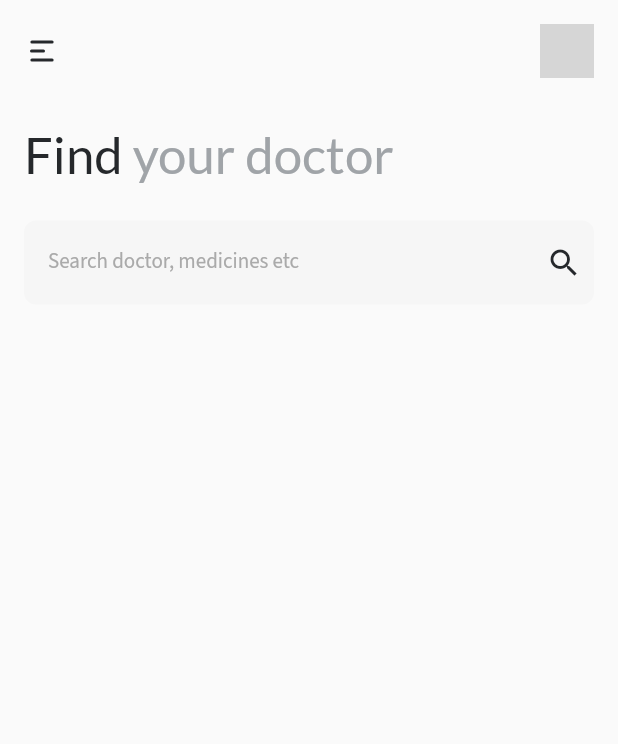
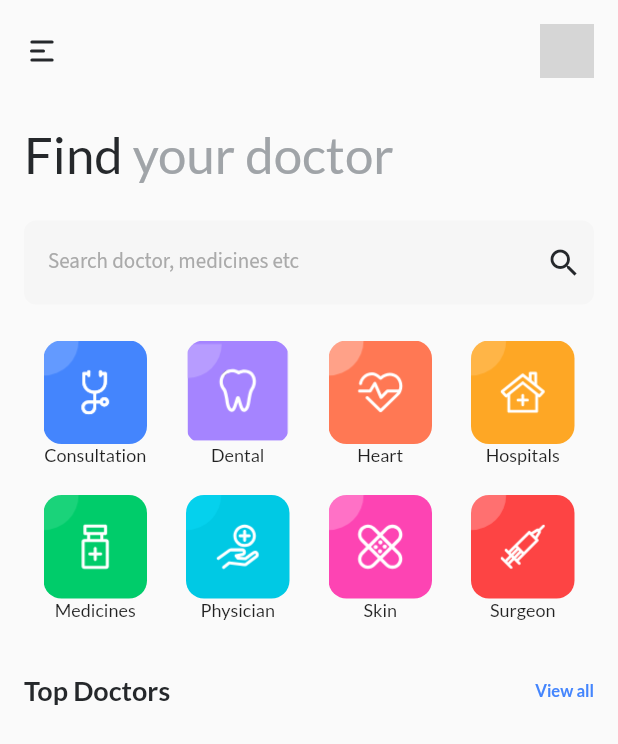
Before and after one commit to Md-Salauddin/drapp, a Flutter app: the screen it shows after launch, on a phone screen of 412 x 824 dp. Shown: the top 744 px of the screen. Run offline on Flutter 3.47's test engine with Material 2 defaults, Android fonts, the phone set to English and light mode, and no system bars; our stand-ins replace flutter_svg_provider, google_fonts; network calls fail; grey boxes are pictures that could not be loaded.

Commit message:
gridview added

```diff
--- /dev/null
+++ b/lib/components/dr_card.dart
@@ -0,0 +1,10 @@
+import 'package:flutter/material.dart';
+
+class DrCard extends StatelessWidget {
+  const DrCard({Key? key}) : super(key: key);
+
+  @override
+  Widget build(BuildContext context) {
+    return Padding(padding: EdgeInsets.only(bottom: 16));
+  }
+}
--- /dev/null
+++ b/lib/components/grid_menu.dart
@@ -0,0 +1,51 @@
+import 'package:flutter/material.dart';
+import 'package:flutter_svg_provider/flutter_svg_provider.dart';
+
+import '../models/doctor.dart';
+
+class GridMenu extends StatelessWidget {
+  const GridMenu({Key? key}) : super(key: key);
+
+  @override
+  Widget build(BuildContext context) {
+    return GridView.builder(
+      physics: NeverScrollableScrollPhysics(),
+      shrinkWrap: true,
+      gridDelegate: const SliverGridDelegateWithFixedCrossAxisCount(
+          crossAxisCount: 4, mainAxisSpacing: 8),
+      padding: EdgeInsets.zero,
+      itemCount: doctorMenu.length,
+      itemBuilder: (BuildContext context, index) {
+        return GestureDetector(
+          child: Container(
+            constraints: const BoxConstraints(maxHeight: 81),
+            child: Column(
+              children: [
+                Container(
+                  constraints: const BoxConstraints(
+                    minHeight: 56,
+                    minWidth: 56,
+                    maxHeight: 69,
+                    maxWidth: 69,
+                  ),
+                  decoration: BoxDecoration(
+                    borderRadius: BorderRadius.circular(12),
+                    image: DecorationImage(
+                      fit: BoxFit.cover,
+                      image: Svg('assets/svg/${doctorMenu[index].image}'),
+                    ),
+                  ),
+                ),
+                Expanded(
+                    child: Text(
+                  doctorMenu[index].name,
+                  style: Theme.of(context).textTheme.headline6,
+                ))
+              ],
+            ),
+          ),
+        );
+      },
+    );
+  }
+}
--- /dev/null
+++ b/lib/components/top_dr.dart
@@ -0,0 +1,20 @@
+import 'package:flutter/material.dart';
+import 'package:flutter_doctor_app/components/dr_card.dart';
+
+class TopDr extends StatelessWidget {
+  const TopDr({Key? key}) : super(key: key);
+
+  @override
+  Widget build(BuildContext context) {
+    return ListView.builder(
+      itemBuilder: (BuildContext context, index) {
+        return GestureDetector(
+          onTap: (){
+
+          },
+          child: DrCard(),
+        );
+      },
+    );
+  }
+}
--- a/lib/screens/home_screen.dart
+++ b/lib/screens/home_screen.dart
@@ -1,7 +1,9 @@
 import 'package:flutter/material.dart';
 import 'package:flutter_doctor_app/constants.dart';
 
+import '../components/grid_menu.dart';
 import '../components/home_screen_nav_bar.dart';
+import '../components/top_dr.dart';
 
 class HomeScreen extends StatelessWidget {
   const HomeScreen({Key? key}) : super(key: key);
@@ -65,6 +67,32 @@ class HomeScreen extends StatelessWidget {
                         border: InputBorder.none),
                   ),
                 ),
+                const SizedBox(
+                  height: 24,
+                ),
+                const GridMenu(),
+                const SizedBox(
+                  height: 24,
+                ),
+                Row(
+                  mainAxisAlignment: MainAxisAlignment.spaceBetween,
+                  children: [
+                    Text(
+                      "Top Doctors",
+                      style: Theme.of(context).textTheme.headline3,
+                    ),
+                    Text(
+                      "View all",
+                      style: Theme.of(context).textTheme.bodyText1!.copyWith(
+                        color: kBlueColor
+                      ),
+                    ),
+                  ],
+                ),
+                const SizedBox(
+                  height: 24,
+                ),
+                //TopDr(),
               ],
             ),
             padding: const EdgeInsets.all(16),
@@ -73,5 +101,5 @@ class HomeScreen extends StatelessWidget {
       ),
     );
   }
-  // git added
+// git added
 }
```
